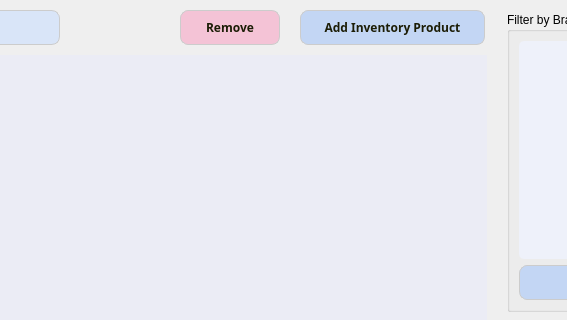
First picture: the form in InventoryManagement/GUI/inventory_widget.ui, repository rjei/strukdat-manajemen-gudang, before the edit; both pictures show x 442 to 1009 and y 0 to 320 of the 1160 by 660 pixel window.
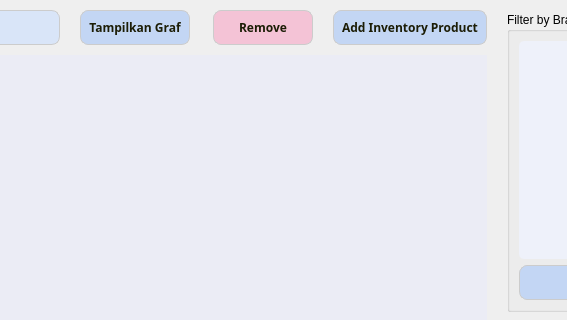
Second picture: the form after the edit. Icons and pictures are not drawn.

Commit message: tampilkan graf

```diff
--- a/InventoryManagement/GUI/inventory_widget.ui
+++ b/InventoryManagement/GUI/inventory_widget.ui
@@ -338,6 +338,526 @@
            </property>
           </spacer>
          </item>
+         <item>
+          <widget class="QPushButton" name="PB_showGraph">
+           <property name="minimumSize">
+            <size>
+             <width>110</width>
+             <height>35</height>
+            </size>
+           </property>
+           <property name="maximumSize">
+            <size>
+             <width>110</width>
+             <height>35</height>
+            </size>
+           </property>
+           <property name="palette">
+            <palette>
+             <active>
+              <colorrole role="WindowText">
+               <brush brushstyle="SolidPattern">
+                <color alpha="255">
+                 <red>28</red>
+                 <green>29</green>
+                 <blue>6</blue>
+                </color>
+               </brush>
+              </colorrole>
+              <colorrole role="Button">
+               <brush brushstyle="SolidPattern">
+                <color alpha="255">
+                 <red>195</red>
+                 <green>214</green>
+                 <blue>244</blue>
+                </color>
+               </brush>
+              </colorrole>
+              <colorrole role="Light">
+               <brush brushstyle="SolidPattern">
+                <color alpha="255">
+                 <red>255</red>
+                 <green>255</green>
+                 <blue>255</blue>
+                </color>
+               </brush>
+              </colorrole>
+              <colorrole role="Midlight">
+               <brush brushstyle="SolidPattern">
+                <color alpha="255">
+                 <red>225</red>
+                 <green>234</green>
+                 <blue>249</blue>
+                </color>
+               </brush>
+              </colorrole>
+              <colorrole role="Dark">
+               <brush brushstyle="SolidPattern">
+                <color alpha="255">
+                 <red>97</red>
+                 <green>107</green>
+                 <blue>122</blue>
+                </color>
+               </brush>
+              </colorrole>
+              <colorrole role="Mid">
+               <brush brushstyle="SolidPattern">
+                <color alpha="255">
+                 <red>130</red>
+                 <green>143</green>
+                 <blue>163</blue>
+                </color>
+               </brush>
+              </colorrole>
+              <colorrole role="Text">
+               <brush brushstyle="SolidPattern">
+                <color alpha="255">
+                 <red>28</red>
+                 <green>29</green>
+                 <blue>6</blue>
+                </color>
+               </brush>
+              </colorrole>
+              <colorrole role="BrightText">
+               <brush brushstyle="SolidPattern">
+                <color alpha="255">
+                 <red>255</red>
+                 <green>255</green>
+                 <blue>255</blue>
+                </color>
+               </brush>
+              </colorrole>
+              <colorrole role="ButtonText">
+               <brush brushstyle="SolidPattern">
+                <color alpha="255">
+                 <red>28</red>
+                 <green>29</green>
+                 <blue>6</blue>
+                </color>
+               </brush>
+              </colorrole>
+              <colorrole role="Base">
+               <brush brushstyle="SolidPattern">
+                <color alpha="255">
+                 <red>195</red>
+                 <green>214</green>
+                 <blue>244</blue>
+                </color>
+               </brush>
+              </colorrole>
+              <colorrole role="Window">
+               <brush brushstyle="SolidPattern">
+                <color alpha="255">
+                 <red>195</red>
+                 <green>214</green>
+                 <blue>244</blue>
+                </color>
+               </brush>
+              </colorrole>
+              <colorrole role="Shadow">
+               <brush brushstyle="SolidPattern">
+                <color alpha="255">
+                 <red>0</red>
+                 <green>0</green>
+                 <blue>0</blue>
+                </color>
+               </brush>
+              </colorrole>
+              <colorrole role="AlternateBase">
+               <brush brushstyle="SolidPattern">
+                <color alpha="255">
+                 <red>225</red>
+                 <green>234</green>
+                 <blue>249</blue>
+                </color>
+               </brush>
+              </colorrole>
+              <colorrole role="ToolTipBase">
+               <brush brushstyle="SolidPattern">
+                <color alpha="255">
+                 <red>255</red>
+                 <green>255</green>
+                 <blue>220</blue>
+                </color>
+               </brush>
+              </colorrole>
+              <colorrole role="ToolTipText">
+               <brush brushstyle="SolidPattern">
+                <color alpha="255">
+                 <red>0</red>
+                 <green>0</green>
+                 <blue>0</blue>
+                </color>
+               </brush>
+              </colorrole>
+              <colorrole role="PlaceholderText">
+               <brush brushstyle="SolidPattern">
+                <color alpha="128">
+                 <red>28</red>
+                 <green>29</green>
+                 <blue>6</blue>
+                </color>
+               </brush>
+              </colorrole>
+              <colorrole role="Accent">
+               <brush brushstyle="SolidPattern">
+                <color alpha="255">
+                 <red>255</red>
+                 <green>255</green>
+                 <blue>255</blue>
+                </color>
+               </brush>
+              </colorrole>
+             </active>
+             <inactive>
+              <colorrole role="WindowText">
+               <brush brushstyle="SolidPattern">
+                <color alpha="255">
+                 <red>28</red>
+                 <green>29</green>
+                 <blue>6</blue>
+                </color>
+               </brush>
+              </colorrole>
+              <colorrole role="Button">
+               <brush brushstyle="SolidPattern">
+                <color alpha="255">
+                 <red>195</red>
+                 <green>214</green>
+                 <blue>244</blue>
+                </color>
+               </brush>
+              </colorrole>
+              <colorrole role="Light">
+               <brush brushstyle="SolidPattern">
+                <color alpha="255">
+                 <red>255</red>
+                 <green>255</green>
+                 <blue>255</blue>
+                </color>
+               </brush>
+              </colorrole>
+              <colorrole role="Midlight">
+               <brush brushstyle="SolidPattern">
+                <color alpha="255">
+                 <red>225</red>
+                 <green>234</green>
+                 <blue>249</blue>
+                </color>
+               </brush>
+              </colorrole>
+              <colorrole role="Dark">
+               <brush brushstyle="SolidPattern">
+                <color alpha="255">
+                 <red>97</red>
+                 <green>107</green>
+                 <blue>122</blue>
+                </color>
+               </brush>
+              </colorrole>
+              <colorrole role="Mid">
+               <brush brushstyle="SolidPattern">
+                <color alpha="255">
+                 <red>130</red>
+                 <green>143</green>
+                 <blue>163</blue>
+                </color>
+               </brush>
+              </colorrole>
+              <colorrole role="Text">
+               <brush brushstyle="SolidPattern">
+                <color alpha="255">
+                 <red>28</red>
+                 <green>29</green>
+                 <blue>6</blue>
+                </color>
+               </brush>
+              </colorrole>
+              <colorrole role="BrightText">
+               <brush brushstyle="SolidPattern">
+                <color alpha="255">
+                 <red>255</red>
+                 <green>255</green>
+                 <blue>255</blue>
+                </color>
+               </brush>
+              </colorrole>
+              <colorrole role="ButtonText">
+               <brush brushstyle="SolidPattern">
+                <color alpha="255">
+                 <red>28</red>
+                 <green>29</green>
+                 <blue>6</blue>
+                </color>
+               </brush>
+              </colorrole>
+              <colorrole role="Base">
+               <brush brushstyle="SolidPattern">
+                <color alpha="255">
+                 <red>195</red>
+                 <green>214</green>
+                 <blue>244</blue>
+                </color>
+               </brush>
+              </colorrole>
+              <colorrole role="Window">
+               <brush brushstyle="SolidPattern">
+                <color alpha="255">
+                 <red>195</red>
+                 <green>214</green>
+                 <blue>244</blue>
+                </color>
+               </brush>
+              </colorrole>
+              <colorrole role="Shadow">
+               <brush brushstyle="SolidPattern">
+                <color alpha="255">
+                 <red>0</red>
+                 <green>0</green>
+                 <blue>0</blue>
+                </color>
+               </brush>
+              </colorrole>
+              <colorrole role="AlternateBase">
+               <brush brushstyle="SolidPattern">
+                <color alpha="255">
+                 <red>225</red>
+                 <green>234</green>
+                 <blue>249</blue>
+                </color>
+               </brush>
+              </colorrole>
+              <colorrole role="ToolTipBase">
+               <brush brushstyle="SolidPattern">
+                <color alpha="255">
+                 <red>255</red>
+                 <green>255</green>
+                 <blue>220</blue>
+                </color>
+               </brush>
+              </colorrole>
+              <colorrole role="ToolTipText">
+               <brush brushstyle="SolidPattern">
+                <color alpha="255">
+                 <red>0</red>
+                 <green>0</green>
+                 <blue>0</blue>
+                </color>
+               </brush>
+              </colorrole>
+              <colorrole role="PlaceholderText">
+               <brush brushstyle="SolidPattern">
+                <color alpha="128">
+                 <red>28</red>
+                 <green>29</green>
+                 <blue>6</blue>
+                </color>
+               </brush>
+              </colorrole>
+              <colorrole role="Accent">
+               <brush brushstyle="SolidPattern">
+                <color alpha="255">
+                 <red>255</red>
+                 <green>255</green>
+                 <blue>255</blue>
+                </color>
+               </brush>
+              </colorrole>
+             </inactive>
+             <disabled>
+              <colorrole role="WindowText">
+               <brush brushstyle="SolidPattern">
+                <color alpha="255">
+                 <red>28</red>
+                 <green>29</green>
+                 <blue>6</blue>
+                </color>
+               </brush>
+              </colorrole>
+              <colorrole role="Button">
+               <brush brushstyle="SolidPattern">
+                <color alpha="255">
+                 <red>195</red>
+                 <green>214</green>
+                 <blue>244</blue>
+                </color>
+               </brush>
+              </colorrole>
+              <colorrole role="Light">
+               <brush brushstyle="SolidPattern">
+                <color alpha="255">
+                 <red>255</red>
+                 <green>255</green>
+                 <blue>255</blue>
+                </color>
+               </brush>
+              </colorrole>
+              <colorrole role="Midlight">
+               <brush brushstyle="SolidPattern">
+                <color alpha="255">
+                 <red>225</red>
+                 <green>234</green>
+                 <blue>249</blue>
+                </color>
+               </brush>
+              </colorrole>
+              <colorrole role="Dark">
+               <brush brushstyle="SolidPattern">
+                <color alpha="255">
+                 <red>97</red>
+                 <green>107</green>
+                 <blue>122</blue>
+                </color>
+               </brush>
+              </colorrole>
+              <colorrole role="Mid">
+               <brush brushstyle="SolidPattern">
+                <color alpha="255">
+                 <red>130</red>
+                 <green>143</green>
+                 <blue>163</blue>
+                </color>
+               </brush>
+              </colorrole>
+              <colorrole role="Text">
+               <brush brushstyle="SolidPattern">
+                <color alpha="255">
+                 <red>28</red>
+                 <green>29</green>
+                 <blue>6</blue>
+                </color>
+               </brush>
+              </colorrole>
+              <colorrole role="BrightText">
+               <brush brushstyle="SolidPattern">
+                <color alpha="255">
+                 <red>255</red>
+                 <green>255</green>
+                 <blue>255</blue>
+                </color>
+               </brush>
+              </colorrole>
+              <colorrole role="ButtonText">
+               <brush brushstyle="SolidPattern">
+                <color alpha="255">
+                 <red>28</red>
+                 <green>29</green>
+                 <blue>6</blue>
+                </color>
+               </brush>
+              </colorrole>
+              <colorrole role="Base">
+               <brush brushstyle="SolidPattern">
+                <color alpha="255">
+                 <red>195</red>
+                 <green>214</green>
+                 <blue>244</blue>
+                </color>
+               </brush>
+              </colorrole>
+              <colorrole role="Window">
+               <brush brushstyle="SolidPattern">
+                <color alpha="255">
+                 <red>195</red>
+                 <green>214</green>
+                 <blue>244</blue>
+                </color>
+               </brush>
+              </colorrole>
+              <colorrole role="Shadow">
+               <brush brushstyle="SolidPattern">
+                <color alpha="255">
+                 <red>0</red>
+                 <green>0</green>
+                 <blue>0</blue>
+                </color>
+               </brush>
+              </colorrole>
+              <colorrole role="AlternateBase">
+               <brush brushstyle="SolidPattern">
+                <color alpha="255">
+                 <red>195</red>
+                 <green>214</green>
+                 <blue>244</blue>
+                </color>
+               </brush>
+              </colorrole>
+              <colorrole role="ToolTipBase">
+               <brush brushstyle="SolidPattern">
+                <color alpha="255">
+                 <red>255</red>
+                 <green>255</green>
+                 <blue>220</blue>
+                </color>
+               </brush>
+              </colorrole>
+              <colorrole role="ToolTipText">
+               <brush brushstyle="SolidPattern">
+                <color alpha="255">
+                 <red>0</red>
+                 <green>0</green>
+                 <blue>0</blue>
+                </color>
+               </brush>
+              </colorrole>
+              <colorrole role="PlaceholderText">
+               <brush brushstyle="SolidPattern">
+                <color alpha="128">
+                 <red>28</red>
+                 <green>29</green>
+                 <blue>6</blue>
+                </color>
+               </brush>
+              </colorrole>
+              <colorrole role="Accent">
+               <brush brushstyle="SolidPattern">
+                <color alpha="255">
+                 <red>255</red>
+                 <green>255</green>
+                 <blue>255</blue>
+                </color>
+               </brush>
+              </colorrole>
+             </disabled>
+            </palette>
+           </property>
+           <property name="font">
+            <font>
+             <family>Cabin</family>
+             <pointsize>-1</pointsize>
+             <bold>true</bold>
+            </font>
+           </property>
+           <property name="cursor">
+            <cursorShape>PointingHandCursor</cursorShape>
+           </property>
+           <property name="mouseTracking">
+            <bool>true</bool>
+           </property>
+           <property name="styleSheet">
+            <string notr="true">QPushButton {
+    background-color: #c3d6f4;
+    border: 1px solid #CCCCCC;
+    border-radius: 8px;
+    padding: 8px 8px;
+	color: #1c1d06;
+	font-family : Cabin;
+	font-weight : bold;
+	font-size : 12px;
+
+	
+}
+
+QPushButton::hover {
+	background-color : #eff4fc;
+
+}</string>
+           </property>
+           <property name="text">
+            <string>Tampilkan Graf</string>
+           </property>
+          </widget>
+         </item>
          <item>
           <spacer name="horizontalSpacer_3">
            <property name="orientation">
```
Left out of the diff: 52 changed lines with no effect on the pictures. The commit also changes 7 other files.
